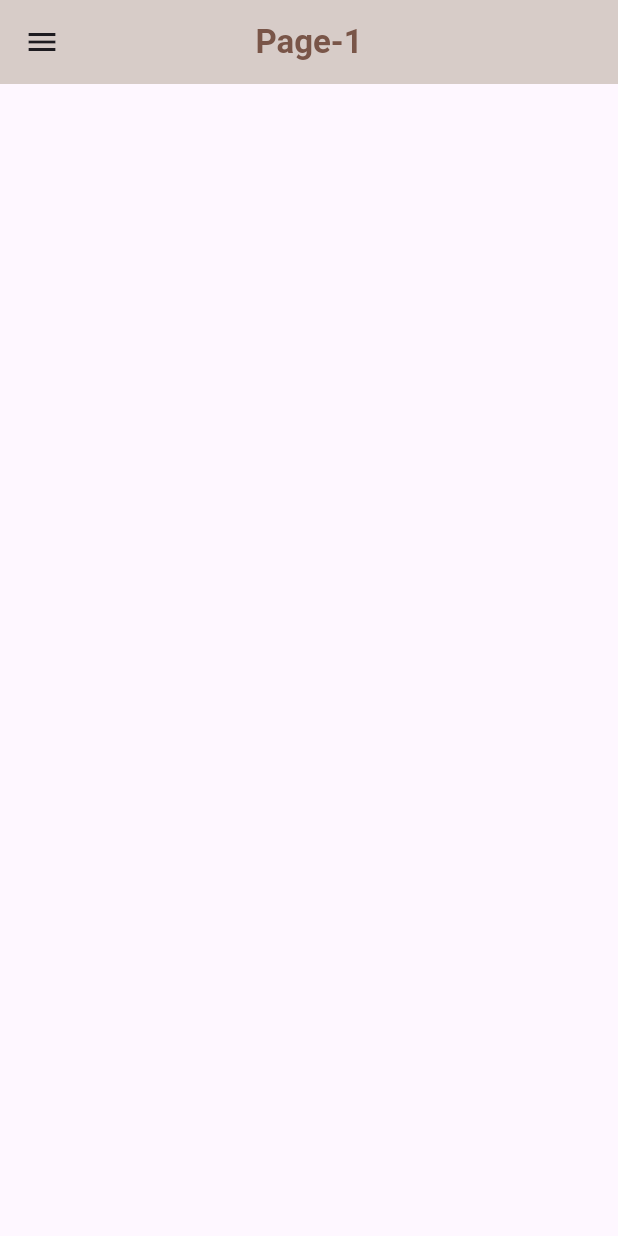
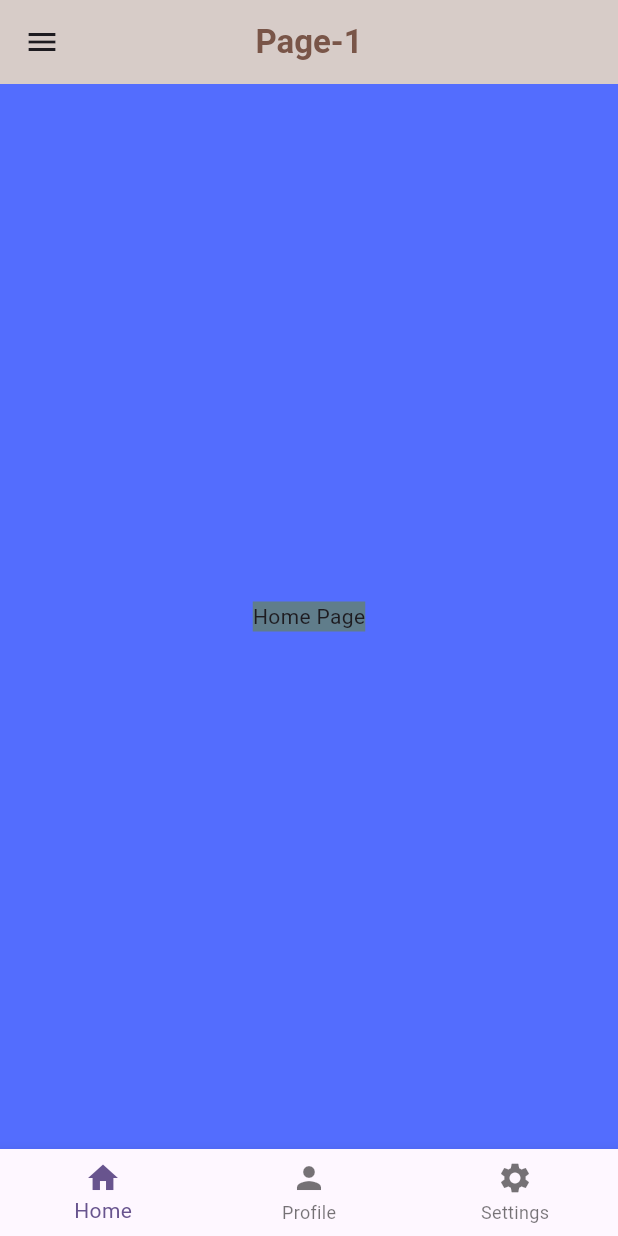
Before and after one commit to retzonel/masterclass_course, a Flutter app: the screen it shows after launch, on a phone screen of 412 x 824 dp. Run offline on Flutter 3.47's test engine with Material 3 defaults, Android fonts, the phone set to English and light mode, and no system bars.

Commit message:
Refactor navigation and add bottom navigation bar to FirstPage; update routes and SecondPage constructor.

```diff
--- /dev/null
+++ b/lib/app_routes.dart
@@ -0,0 +1,9 @@
+class AppRoutes {
+  const AppRoutes({key});
+
+  static String firstPage = "firstpage";
+  static String secondPage = "secondpage";
+  static String settingsPage = "settingspage";
+  static String homePage = "homepage";
+  static String profilePage = "profilepage";
+}
--- a/lib/main.dart
+++ b/lib/main.dart
@@ -1,6 +1,10 @@
 import 'package:flutter/material.dart';
+import 'package:masterclass_course/app_routes.dart';
 import 'package:masterclass_course/pages/first_page.dart';
+import 'package:masterclass_course/pages/home_page.dart';
+import 'package:masterclass_course/pages/profile_page.dart';
 import 'package:masterclass_course/pages/second_page.dart';
+import 'package:masterclass_course/pages/settings_page.dart';
 
 void main() {
   runApp(MyApp());
@@ -20,7 +24,11 @@ class MyApp extends StatelessWidget {
       ),
       home: FirstPage(),
       routes: {
-        "/secondpage": (context) => SecondPage()
+        AppRoutes.firstPage: (context) => FirstPage(),
+        AppRoutes.secondPage: (context) => SecondPage(names: names,),
+        AppRoutes.settingsPage: (context) => SettingsPage(),
+        AppRoutes.homePage: (context) => HomePage(),
+        AppRoutes.profilePage: (context) => ProfilePage()
       },
     );
   }
--- a/lib/pages/first_page.dart
+++ b/lib/pages/first_page.dart
@@ -1,7 +1,26 @@
 import 'package:flutter/material.dart';
+import 'package:masterclass_course/app_routes.dart';
+import 'package:masterclass_course/pages/home_page.dart';
+import 'package:masterclass_course/pages/profile_page.dart';
+import 'package:masterclass_course/pages/settings_page.dart';
 
-class FirstPage extends StatelessWidget {
-  const FirstPage({super.key});
+class FirstPage extends StatefulWidget {
+  FirstPage({super.key});
+
+  @override
+  State<FirstPage> createState() => _FirstPageState();
+}
+
+class _FirstPageState extends State<FirstPage> {
+  final List<Widget> _pages = [HomePage(), ProfilePage(), SettingsPage()];
+
+  int _selectedIndex = 0;
+
+  void navigateBottomBar(int index) {
+    setState(() {
+      _selectedIndex = index;
+    });
+  }
 
   @override
   Widget build(BuildContext context) {
@@ -19,7 +38,51 @@ class FirstPage extends StatelessWidget {
         backgroundColor: Colors.brown[100],
       ),
 
-      drawer: Drawer(),
+      body: _pages[_selectedIndex],
+
+      drawer: Drawer(
+        backgroundColor: Colors.brown[100],
+        child: Column(
+          children: [
+            DrawerHeader(child: Icon(Icons.favorite, size: 48)),
+            ListTile(
+              leading: Icon(Icons.home),
+              title: Text("H O M E"),
+              onTap: () {
+                Navigator.pop(context);
+                Navigator.pushNamed(context, AppRoutes.homePage);
+              },
+            ),
+            ListTile(
+              leading: Icon(Icons.settings),
+              title: Text("S E T T I N G S"),
+              onTap: () {
+                Navigator.pushNamed(context, AppRoutes.settingsPage);
+              },
+            ),
+            //home page list tile
+          ],
+        ),
+      ),
+
+      bottomNavigationBar: BottomNavigationBar(
+        currentIndex: _selectedIndex,
+        onTap: navigateBottomBar,
+
+        items: [
+          //home
+          BottomNavigationBarItem(icon: Icon(Icons.home), label: "Home"),
+
+          //profile
+          BottomNavigationBarItem(icon: Icon(Icons.person), label: "Profile"),
+
+          //settings
+          BottomNavigationBarItem(
+            icon: Icon(Icons.settings),
+            label: "Settings",
+          ),
+        ],
+      ),
     );
   }
 }
--- /dev/null
+++ b/lib/pages/home_page.dart
@@ -0,0 +1,15 @@
+import 'package:flutter/material.dart';
+
+class HomePage extends StatelessWidget {
+  const HomePage({super.key});
+
+  @override
+  Widget build(BuildContext context) {
+    return Scaffold(
+      backgroundColor: Colors.indigoAccent,
+      body: Center(
+        child: Container(child: Text("Home Page"), color: Colors.blueGrey),
+      ),
+    );
+  }
+}
--- a/lib/pages/second_page.dart
+++ b/lib/pages/second_page.dart
@@ -1,7 +1,7 @@
 import 'package:flutter/material.dart';
 
 class SecondPage extends StatelessWidget {
-  const SecondPage({super.key});
+  const SecondPage({super.key, required List<String> names});
 
   @override
   Widget build(BuildContext context) {
```
Also changed, not shown: lib/pages/profile_page.dart (added, +14 -0 lines), lib/pages/settings_page.dart (added, +10 -0 lines).
